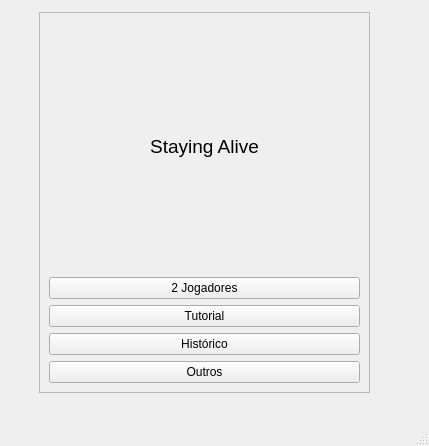
The window that interfaceJogo.ui (augustovillar/stayingAlive) describes before a commit, drawn with Qt 5.
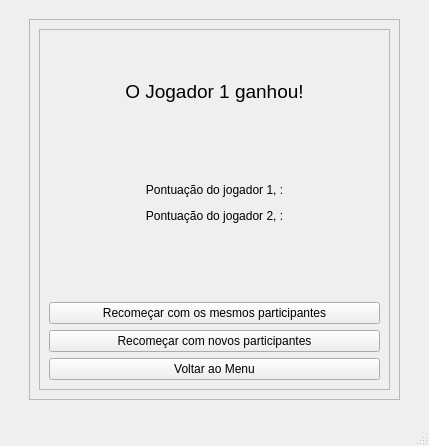
The same window after the commit.

Commit message: salva jogos no bd

The edit to the form file:
```diff
--- a/interfaceJogo.ui
+++ b/interfaceJogo.ui
@@ -18,7 +18,7 @@
     <item>
      <widget class="QStackedWidget" name="Pages">
       <property name="currentIndex">
-       <number>0</number>
+       <number>12</number>
       </property>
       <widget class="QWidget" name="pageModo1">
        <widget class="QFrame" name="frame_14">
@@ -700,6 +700,89 @@
         </layout>
        </widget>
       </widget>
+      <widget class="QWidget" name="ganhouJogador">
+       <widget class="QFrame" name="frame_17">
+        <property name="geometry">
+         <rect>
+          <x>20</x>
+          <y>10</y>
+          <width>371</width>
+          <height>381</height>
+         </rect>
+        </property>
+        <property name="frameShape">
+         <enum>QFrame::StyledPanel</enum>
+        </property>
+        <property name="frameShadow">
+         <enum>QFrame::Raised</enum>
+        </property>
+        <layout class="QVBoxLayout" name="verticalLayout_18">
+         <item>
+          <widget class="QFrame" name="frame_18">
+           <property name="frameShape">
+            <enum>QFrame::StyledPanel</enum>
+           </property>
+           <property name="frameShadow">
+            <enum>QFrame::Raised</enum>
+           </property>
+           <layout class="QVBoxLayout" name="verticalLayout_19">
+            <item>
+             <widget class="QLabel" name="jogadorGanhador">
+              <property name="text">
+               <string>&lt;html&gt;&lt;head/&gt;&lt;body&gt;&lt;p align=&quot;center&quot;&gt;&lt;span style=&quot; font-size:14pt;&quot;&gt;O Jogador 1 ganhou!&lt;/span&gt;&lt;/p&gt;&lt;/body&gt;&lt;/html&gt;</string>
+              </property>
+             </widget>
+            </item>
+            <item>
+             <widget class="QLabel" name="pontuacaoFim">
+              <property name="text">
+               <string>&lt;html&gt;&lt;head/&gt;&lt;body&gt;&lt;p align=&quot;center&quot;&gt;Pontuação do jogador 1, :&lt;/p&gt;&lt;p align=&quot;center&quot;&gt;Pontuação do jogador 2, :&lt;/p&gt;&lt;/body&gt;&lt;/html&gt;</string>
+              </property>
+             </widget>
+            </item>
+            <item>
+             <spacer name="verticalSpacer_9">
+              <property name="orientation">
+               <enum>Qt::Vertical</enum>
+              </property>
+              <property name="sizeType">
+               <enum>QSizePolicy::Minimum</enum>
+              </property>
+              <property name="sizeHint" stdset="0">
+               <size>
+                <width>20</width>
+                <height>40</height>
+               </size>
+              </property>
+             </spacer>
+            </item>
+            <item>
+             <widget class="QPushButton" name="telaDePreparo">
+              <property name="text">
+               <string>Recomeçar com os mesmos participantes</string>
+              </property>
+             </widget>
+            </item>
+            <item>
+             <widget class="QPushButton" name="telaDeCadastrar">
+              <property name="text">
+               <string>Recomeçar com novos participantes</string>
+              </property>
+             </widget>
+            </item>
+            <item>
+             <widget class="QPushButton" name="voltarMenu_3">
+              <property name="text">
+               <string>Voltar ao Menu</string>
+              </property>
+             </widget>
+            </item>
+           </layout>
+          </widget>
+         </item>
+        </layout>
+       </widget>
+      </widget>
      </widget>
     </item>
    </layout>
```
Left out of the diff: 2 changed lines with no effect on the pictures. The commit also changes 4 other files.
